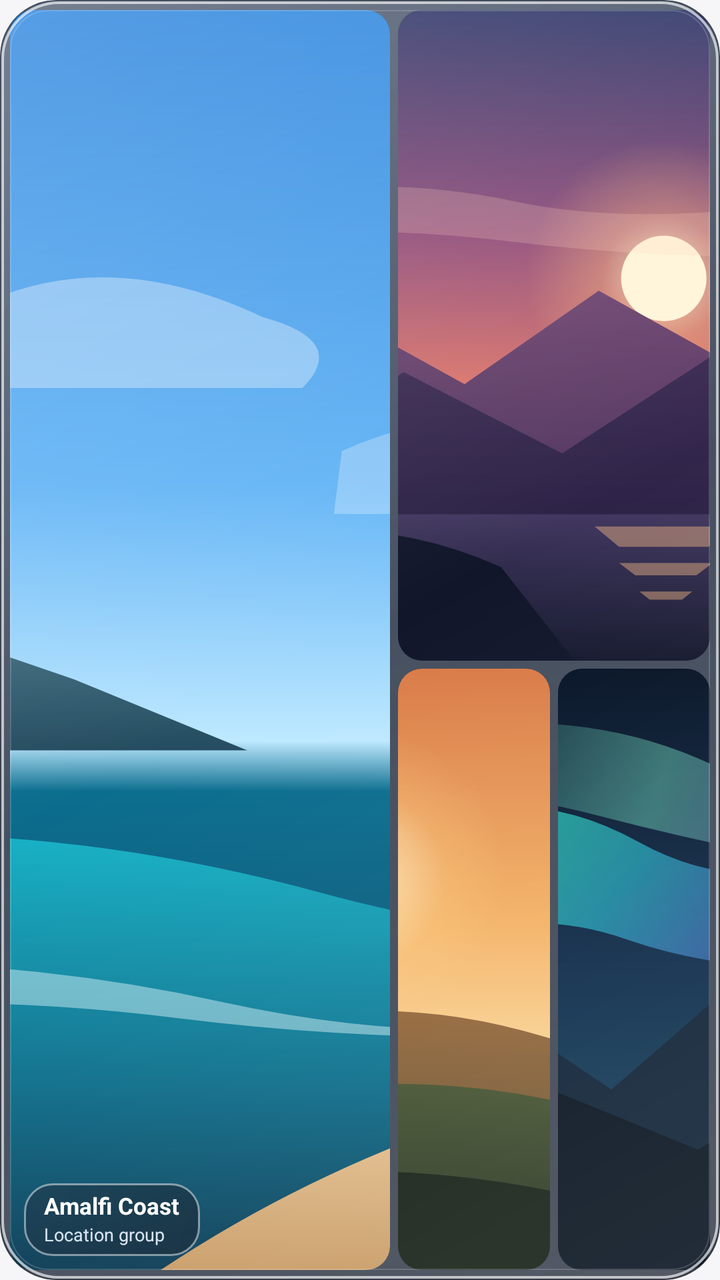
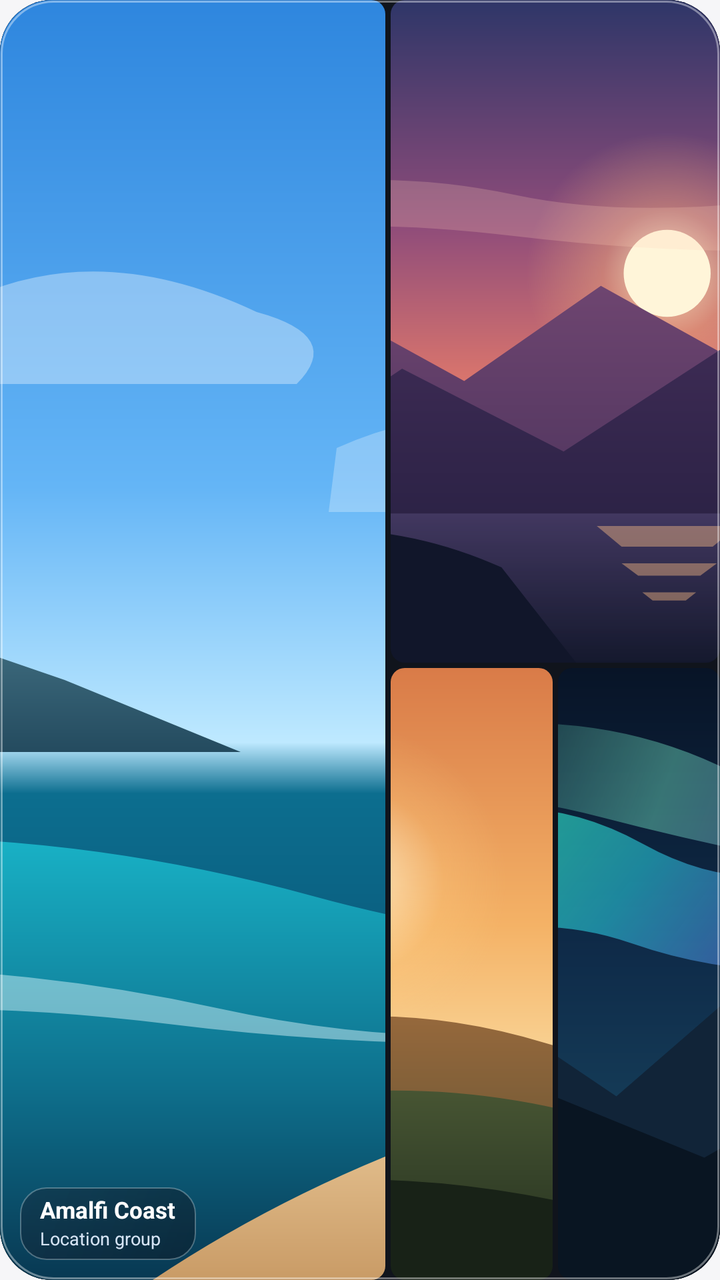

Two renders of the same Android screen: before a commit and after it. Below are the layout's source before the change and the commit's diff.
<!-- AndroidManifest.xml: application theme Theme.LuminaGallery -->
<!-- res/layout/widget_preview_smart_collage.xml -->
<?xml version="1.0" encoding="utf-8"?>
<FrameLayout xmlns:android="http://schemas.android.com/apk/res/android"
    android:layout_width="match_parent"
    android:layout_height="match_parent"
    android:background="@drawable/widget_bg_rounded"
    android:clipToOutline="true"
    android:foreground="@drawable/widget_glass_edge"
    android:padding="5dp">

    <LinearLayout
        android:layout_width="match_parent"
        android:layout_height="match_parent"
        android:orientation="horizontal">

        <FrameLayout
            android:layout_width="0dp"
            android:layout_height="match_parent"
            android:layout_marginEnd="4dp"
            android:layout_weight="55"
            android:background="@drawable/widget_tile_clip_bg"
            android:clipToOutline="true">

            <ImageView
                android:layout_width="match_parent"
                android:layout_height="match_parent"
                android:contentDescription="@string/widget_photo_collage"
                android:scaleType="centerCrop"
                android:src="@drawable/widget_art_ocean_waves" />
        </FrameLayout>

        <LinearLayout
            android:layout_width="0dp"
            android:layout_height="match_parent"
            android:layout_weight="45"
            android:orientation="vertical">

            <FrameLayout
                android:layout_width="match_parent"
                android:layout_height="0dp"
                android:layout_marginBottom="4dp"
                android:layout_weight="52"
                android:background="@drawable/widget_tile_clip_bg"
                android:clipToOutline="true">

                <ImageView
                    android:layout_width="match_parent"
                    android:layout_height="match_parent"
                    android:contentDescription="@string/widget_photo_collage"
                    android:scaleType="centerCrop"
                    android:src="@drawable/widget_art_sunset_peaks" />
            </FrameLayout>

            <LinearLayout
                android:layout_width="match_parent"
                android:layout_height="0dp"
                android:layout_weight="48"
                android:orientation="horizontal">

                <FrameLayout
                    android:layout_width="0dp"
                    android:layout_height="match_parent"
                    android:layout_marginEnd="4dp"
                    android:layout_weight="1"
                    android:background="@drawable/widget_tile_clip_bg"
                    android:clipToOutline="true">

                    <ImageView
                        android:layout_width="match_parent"
                        android:layout_height="match_parent"
                        android:contentDescription="@string/widget_photo_collage"
                        android:scaleType="centerCrop"
                        android:src="@drawable/widget_art_golden_meadow" />
                </FrameLayout>

                <FrameLayout
                    android:layout_width="0dp"
                    android:layout_height="match_parent"
                    android:layout_weight="1"
                    android:background="@drawable/widget_tile_clip_bg"
                    android:clipToOutline="true">

                    <ImageView
                        android:layout_width="match_parent"
                        android:layout_height="match_parent"
                        android:contentDescription="@string/widget_photo_collage"
                        android:scaleType="centerCrop"
                        android:src="@drawable/widget_art_aurora_pine" />
                </FrameLayout>
            </LinearLayout>
        </LinearLayout>
    </LinearLayout>

    <LinearLayout
        android:layout_width="wrap_content"
        android:layout_height="wrap_content"
        android:layout_gravity="bottom|start"
        android:layout_margin="7dp"
        android:background="@drawable/widget_glass_pill"
        android:orientation="vertical"
        android:paddingHorizontal="10dp"
        android:paddingVertical="5dp">

        <TextView
            android:layout_width="wrap_content"
            android:layout_height="wrap_content"
            android:includeFontPadding="false"
            android:maxLines="1"
            android:text="@string/widget_preview_collage_title"
            android:textColor="#FFFFFF"
            android:textSize="11.5sp"
            android:textStyle="bold" />

        <TextView
            android:layout_width="wrap_content"
            android:layout_height="wrap_content"
            android:layout_marginTop="2dp"
            android:includeFontPadding="false"
            android:maxLines="1"
            android:text="@string/widget_preview_collage_sub"
            android:textColor="#D6E4F5"
            android:textSize="9sp" />
    </LinearLayout>

</FrameLayout>
<!-- resources referenced by this layout -->
<resources>
  <!-- drawable widget_art_aurora_pine: vector/xml drawable (drawable, 2723 chars, omitted) -->
  <!-- drawable widget_art_golden_meadow: vector/xml drawable (drawable, 2684 chars, omitted) -->
  <!-- drawable widget_art_ocean_waves: vector/xml drawable (drawable, 3062 chars, omitted) -->
  <!-- drawable widget_art_sunset_peaks: vector/xml drawable (drawable, 3773 chars, omitted) -->
  <!-- drawable widget_bg_rounded (drawable) -->
  <?xml version="1.0" encoding="utf-8"?>
  <shape xmlns:android="http://schemas.android.com/apk/res/android"
      android:shape="rectangle">
      <corners android:radius="@dimen/widget_corner_radius" />
      <gradient
          android:angle="315"
          android:startColor="#CC2B3C56"
          android:centerColor="#CC1A263A"
          android:endColor="#CC111929" />
  </shape>
  <!-- drawable widget_glass_edge (drawable) -->
  <?xml version="1.0" encoding="utf-8"?>
  <layer-list xmlns:android="http://schemas.android.com/apk/res/android">
      
      <item>
          <shape android:shape="rectangle">
              <corners android:radius="@dimen/widget_corner_radius" />
              <stroke
                  android:width="0.7dp"
                  android:color="#2E000000" />
          </shape>
      </item>
      
      <item
          android:bottom="0.7dp"
          android:left="0.7dp"
          android:right="0.7dp"
          android:top="0.7dp">
          <shape android:shape="rectangle">
              <corners android:radius="@dimen/widget_corner_radius" />
              <gradient
                  android:angle="315"
                  android:startColor="#30FFFFFF"
                  android:centerColor="#00FFFFFF"
                  android:endColor="#1AFFFFFF" />
              <stroke
                  android:width="1.4dp"
                  android:color="#A8FFFFFF" />
          </shape>
      </item>
      
      <item
          android:bottom="5dp"
          android:left="5dp"
          android:right="5dp"
          android:top="5dp">
          <shape android:shape="rectangle">
              <corners android:radius="@dimen/widget_inner_bevel_radius" />
              <stroke
                  android:width="0.75dp"
                  android:color="#2AFFFFFF" />
          </shape>
      </item>
  </layer-list>
  <!-- drawable widget_glass_pill (drawable) -->
  <?xml version="1.0" encoding="utf-8"?>
  <shape xmlns:android="http://schemas.android.com/apk/res/android"
      android:shape="rectangle">
      <corners android:radius="14dp" />
      <gradient
          android:angle="315"
          android:startColor="#70182436"
          android:endColor="#8A0B121D" />
      <stroke
          android:width="0.9dp"
          android:color="#78FFFFFF" />
  </shape>
  <!-- drawable widget_tile_clip_bg (drawable) -->
  <?xml version="1.0" encoding="utf-8"?>
  <shape xmlns:android="http://schemas.android.com/apk/res/android"
      android:shape="rectangle">
      <corners android:radius="12dp" />
      <solid android:color="#1E2B3E" />
  </shape>
  <string name="widget_photo_collage">Smart Collage</string>
  <string name="widget_preview_collage_sub">Location group</string>
  <string name="widget_preview_collage_title">Amalfi Coast</string>
  <style name="Theme.LuminaGallery" parent="android:Theme.Material.Light.NoActionBar">
          <item name="android:windowBackground">@color/launch_window_background</item>
          <item name="android:statusBarColor">@android:color/transparent</item>
          <item name="android:navigationBarColor">@android:color/transparent</item>
      </style>
  <dimen name="widget_corner_radius">24dp</dimen>
  <dimen name="widget_inner_bevel_radius">19dp</dimen>
  <color name="launch_window_background">#FFF6F6F8</color>
</resources>

<!-- the commit's change to res/layout/widget_preview_smart_collage.xml (unified diff, before → after) -->
@@ -4,19 +4,19 @@
     android:layout_height="match_parent"
     android:background="@drawable/widget_bg_rounded"
     android:clipToOutline="true"
-    android:foreground="@drawable/widget_glass_edge"
-    android:padding="5dp">
+    android:foreground="@drawable/widget_glass_edge">
 
     <LinearLayout
         android:layout_width="match_parent"
         android:layout_height="match_parent"
+        android:background="#10141C"
         android:orientation="horizontal">
 
         <FrameLayout
             android:layout_width="0dp"
             android:layout_height="match_parent"
-            android:layout_marginEnd="4dp"
-            android:layout_weight="55"
+            android:layout_marginEnd="2.5dp"
+            android:layout_weight="54"
             android:background="@drawable/widget_tile_clip_bg"
             android:clipToOutline="true">
 
@@ -31,13 +31,13 @@
         <LinearLayout
             android:layout_width="0dp"
             android:layout_height="match_parent"
-            android:layout_weight="45"
+            android:layout_weight="46"
             android:orientation="vertical">
 
             <FrameLayout
                 android:layout_width="match_parent"
                 android:layout_height="0dp"
-                android:layout_marginBottom="4dp"
+                android:layout_marginBottom="2.5dp"
                 android:layout_weight="52"
                 android:background="@drawable/widget_tile_clip_bg"
                 android:clipToOutline="true">
@@ -59,7 +59,7 @@
                 <FrameLayout
                     android:layout_width="0dp"
                     android:layout_height="match_parent"
-                    android:layout_marginEnd="4dp"
+                    android:layout_marginEnd="2.5dp"
                     android:layout_weight="1"
                     android:background="@drawable/widget_tile_clip_bg"
                     android:clipToOutline="true">
@@ -94,7 +94,7 @@
         android:layout_width="wrap_content"
         android:layout_height="wrap_content"
         android:layout_gravity="bottom|start"
-        android:layout_margin="7dp"
+        android:layout_margin="10dp"
         android:background="@drawable/widget_glass_pill"
         android:orientation="vertical"
         android:paddingHorizontal="10dp"
<!-- resource entries referenced after the edit -->
@@ -23,39 +23,22 @@
           <shape android:shape="rectangle">
               <corners android:radius="@dimen/widget_corner_radius" />
               <stroke
-                  android:width="0.7dp"
-                  android:color="#2E000000" />
+                  android:width="0.45dp"
+                  android:color="#1A000000" />
           </shape>
       </item>
       
       <item
-          android:bottom="0.7dp"
-          android:left="0.7dp"
-          android:right="0.7dp"
-          android:top="0.7dp">
+          android:bottom="0.45dp"
+          android:left="0.45dp"
+          android:right="0.45dp"
+          android:top="0.45dp">
           <shape android:shape="rectangle">
               <corners android:radius="@dimen/widget_corner_radius" />
-              <gradient
-                  android:angle="315"
-                  android:startColor="#30FFFFFF"
-                  android:centerColor="#00FFFFFF"
-                  android:endColor="#1AFFFFFF" />
+              <solid android:color="#00000000" />
               <stroke
-                  android:width="1.4dp"
-                  android:color="#A8FFFFFF" />
-          </shape>
-      </item>
-      
-      <item
-          android:bottom="5dp"
-          android:left="5dp"
-          android:right="5dp"
-          android:top="5dp">
-          <shape android:shape="rectangle">
-              <corners android:radius="@dimen/widget_inner_bevel_radius" />
-              <stroke
-                  android:width="0.75dp"
-                  android:color="#2AFFFFFF" />
+                  android:width="1.15dp"
+                  android:color="#66FFFFFF" />
           </shape>
       </item>
   </layer-list>
@@ -63,21 +46,21 @@
   <?xml version="1.0" encoding="utf-8"?>
   <shape xmlns:android="http://schemas.android.com/apk/res/android"
       android:shape="rectangle">
-      <corners android:radius="14dp" />
+      <corners android:radius="13dp" />
       <gradient
           android:angle="315"
-          android:startColor="#70182436"
-          android:endColor="#8A0B121D" />
+          android:startColor="#66162030"
+          android:endColor="#780B101A" />
       <stroke
-          android:width="0.9dp"
-          android:color="#78FFFFFF" />
+          android:width="0.75dp"
+          android:color="#47FFFFFF" />
   </shape>
   <!-- drawable widget_tile_clip_bg (drawable) -->
   <?xml version="1.0" encoding="utf-8"?>
   <shape xmlns:android="http://schemas.android.com/apk/res/android"
       android:shape="rectangle">
-      <corners android:radius="12dp" />
-      <solid android:color="#1E2B3E" />
+      <corners android:radius="7dp" />
+      <solid android:color="#10141C" />
   </shape>
   <string name="widget_photo_collage">Smart Collage</string>
   <string name="widget_preview_collage_sub">Location group</string>
@@ -87,8 +70,7 @@
           <item name="android:statusBarColor">@android:color/transparent</item>
           <item name="android:navigationBarColor">@android:color/transparent</item>
       </style>
-  <dimen name="widget_corner_radius">24dp</dimen>
-  <dimen name="widget_inner_bevel_radius">19dp</dimen>
+  <dimen name="widget_corner_radius">26dp</dimen>
   <color name="launch_window_background">#FFF6F6F8</color>
 </resources>
 
